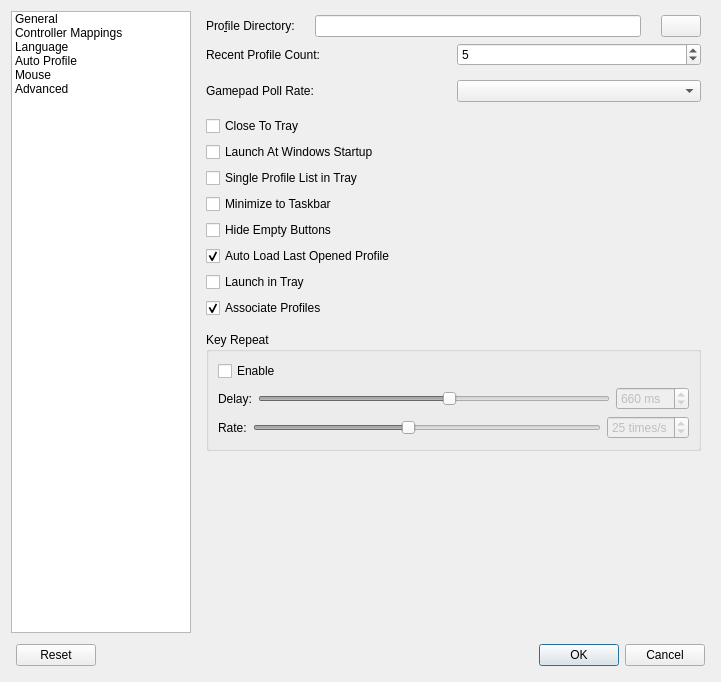
This is src/mainsettingsdialog.ui in AntiMicroX/antimicrox as Qt 5 draws it before an edit. The edited form follows.
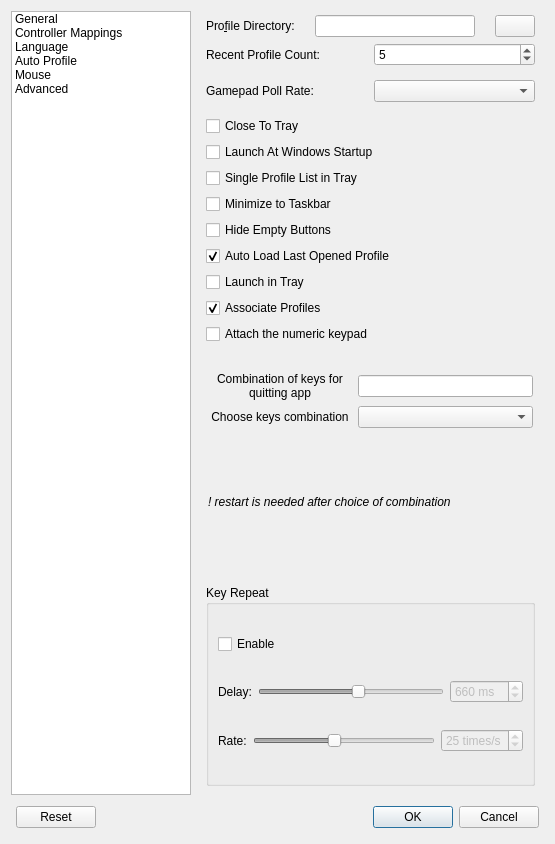
This is the edited form. The open tabs and pages were chosen to show the change. Icons and pictures are not drawn.

```diff
--- a/src/mainsettingsdialog.ui
+++ b/src/mainsettingsdialog.ui
@@ -9,8 +9,8 @@
    <rect>
     <x>0</x>
     <y>0</y>
-    <width>721</width>
-    <height>682</height>
+    <width>555</width>
+    <height>844</height>
    </rect>
   </property>
   <property name="sizePolicy">
@@ -317,6 +317,158 @@
            </property>
           </widget>
          </item>
+         <item>
+          <widget class="QCheckBox" name="attachNumKeypadCheckbox">
+           <property name="toolTip">
+            <string>Remember, it won't work if you don't have such keypad connected to computer or if it's not embedded like in desktop PCs</string>
+           </property>
+           <property name="toolTipDuration">
+            <number>-1</number>
+           </property>
+           <property name="text">
+            <string>Attach the numeric keypad</string>
+           </property>
+          </widget>
+         </item>
+         <item>
+          <spacer name="verticalSpacer">
+           <property name="orientation">
+            <enum>Qt::Vertical</enum>
+           </property>
+           <property name="sizeType">
+            <enum>QSizePolicy::Minimum</enum>
+           </property>
+           <property name="sizeHint" stdset="0">
+            <size>
+             <width>20</width>
+             <height>20</height>
+            </size>
+           </property>
+          </spacer>
+         </item>
+         <item>
+          <layout class="QVBoxLayout" name="verticalLayout_13">
+           <property name="leftMargin">
+            <number>2</number>
+           </property>
+           <property name="topMargin">
+            <number>2</number>
+           </property>
+           <property name="rightMargin">
+            <number>2</number>
+           </property>
+           <property name="bottomMargin">
+            <number>2</number>
+           </property>
+           <item>
+            <layout class="QHBoxLayout" name="horizontalLayout_20">
+             <property name="leftMargin">
+              <number>0</number>
+             </property>
+             <property name="topMargin">
+              <number>0</number>
+             </property>
+             <property name="rightMargin">
+              <number>0</number>
+             </property>
+             <property name="bottomMargin">
+              <number>0</number>
+             </property>
+             <item>
+              <widget class="QLabel" name="quitComboLabel">
+               <property name="minimumSize">
+                <size>
+                 <width>144</width>
+                 <height>0</height>
+                </size>
+               </property>
+               <property name="maximumSize">
+                <size>
+                 <width>144</width>
+                 <height>36</height>
+                </size>
+               </property>
+               <property name="text">
+                <string>Combination of keys for quitting app</string>
+               </property>
+               <property name="alignment">
+                <set>Qt::AlignCenter</set>
+               </property>
+               <property name="wordWrap">
+                <bool>true</bool>
+               </property>
+               <property name="margin">
+                <number>0</number>
+               </property>
+              </widget>
+             </item>
+             <item>
+              <widget class="QLineEdit" name="quitCombLineEdit">
+               <property name="readOnly">
+                <bool>true</bool>
+               </property>
+              </widget>
+             </item>
+            </layout>
+           </item>
+           <item>
+            <layout class="QHBoxLayout" name="horizontalLayout_21">
+             <property name="leftMargin">
+              <number>0</number>
+             </property>
+             <property name="topMargin">
+              <number>0</number>
+             </property>
+             <property name="rightMargin">
+              <number>0</number>
+             </property>
+             <property name="bottomMargin">
+              <number>0</number>
+             </property>
+             <item>
+              <widget class="QLabel" name="keysLabel">
+               <property name="maximumSize">
+                <size>
+                 <width>144</width>
+                 <height>36</height>
+                </size>
+               </property>
+               <property name="text">
+                <string>Choose keys combination</string>
+               </property>
+               <property name="alignment">
+                <set>Qt::AlignCenter</set>
+               </property>
+               <property name="wordWrap">
+                <bool>true</bool>
+               </property>
+              </widget>
+             </item>
+             <item>
+              <widget class="QComboBox" name="keysComboBox">
+               <property name="enabled">
+                <bool>true</bool>
+               </property>
+              </widget>
+             </item>
+            </layout>
+           </item>
+           <item>
+            <widget class="QLabel" name="warningComb">
+             <property name="font">
+              <font>
+               <weight>50</weight>
+               <italic>true</italic>
+               <bold>false</bold>
+              </font>
+             </property>
+             <property name="text">
+              <string>! restart is needed after choice of combination</string>
+             </property>
+            </widget>
+           </item>
+          </layout>
+         </item>
          <item>
           <spacer name="verticalSpacer_7">
            <property name="orientation">
@@ -474,22 +626,6 @@
            </layout>
           </widget>
          </item>
-         <item>
-          <spacer name="verticalSpacer">
-           <property name="orientation">
-            <enum>Qt::Vertical</enum>
-           </property>
-           <property name="sizeType">
-            <enum>QSizePolicy::MinimumExpanding</enum>
-           </property>
-           <property name="sizeHint" stdset="0">
-            <size>
-             <width>20</width>
-             <height>10</height>
-            </size>
-           </property>
-          </spacer>
-         </item>
         </layout>
        </widget>
        <widget class="QWidget" name="controllerMappingsPage">
```
Left out of the diff: 2 changed lines with no effect on the pictures.
